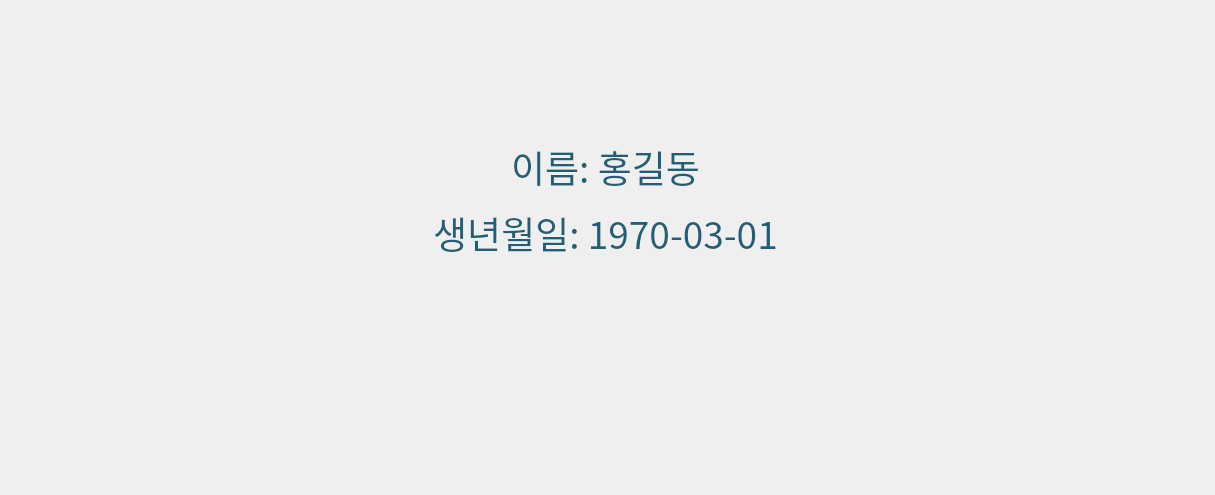
Above: ui/ui_dlg_subject_next.ui from Altlog214608/dsSmart_KR before the change. Below: the same form after it.
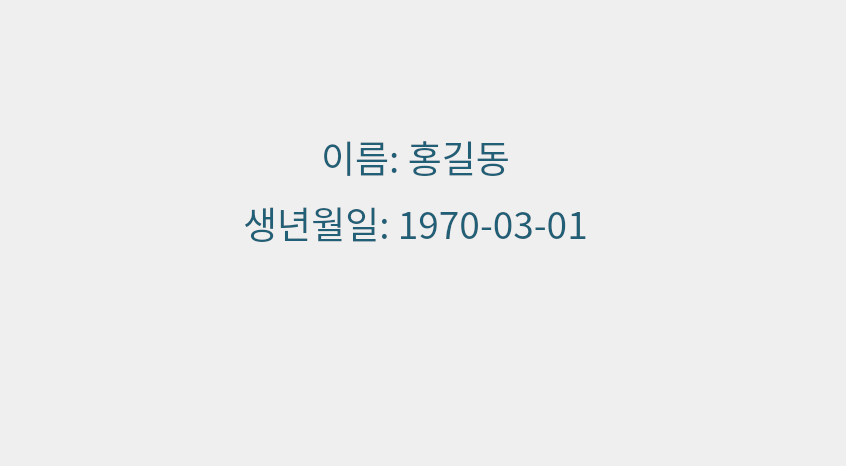
That is the form after the change. Icons and pictures are not drawn.

The edit to the form file:
```diff
--- a/ui/ui_dlg_subject_next.ui
+++ b/ui/ui_dlg_subject_next.ui
@@ -9,8 +9,8 @@
    <rect>
     <x>0</x>
     <y>0</y>
-    <width>1215</width>
-    <height>495</height>
+    <width>846</width>
+    <height>466</height>
    </rect>
   </property>
   <property name="windowTitle">
@@ -21,8 +21,8 @@
     <rect>
      <x>0</x>
      <y>0</y>
-     <width>1215</width>
-     <height>495</height>
+     <width>846</width>
+     <height>466</height>
     </rect>
    </property>
    <property name="font">
@@ -42,10 +42,10 @@
   <widget class="QPushButton" name="pb_close">
    <property name="geometry">
     <rect>
-     <x>680</x>
-     <y>290</y>
-     <width>260</width>
-     <height>130</height>
+     <x>470</x>
+     <y>330</y>
+     <width>320</width>
+     <height>100</height>
     </rect>
    </property>
    <property name="styleSheet">
@@ -66,10 +66,10 @@
   <widget class="QPushButton" name="pb_next">
    <property name="geometry">
     <rect>
-     <x>280</x>
-     <y>290</y>
-     <width>260</width>
-     <height>130</height>
+     <x>50</x>
+     <y>330</y>
+     <width>320</width>
+     <height>100</height>
     </rect>
    </property>
    <property name="styleSheet">
@@ -90,8 +90,8 @@
   <widget class="QLabel" name="label_info">
    <property name="geometry">
     <rect>
-     <x>360</x>
-     <y>140</y>
+     <x>170</x>
+     <y>130</y>
      <width>491</width>
      <height>121</height>
     </rect>
```
